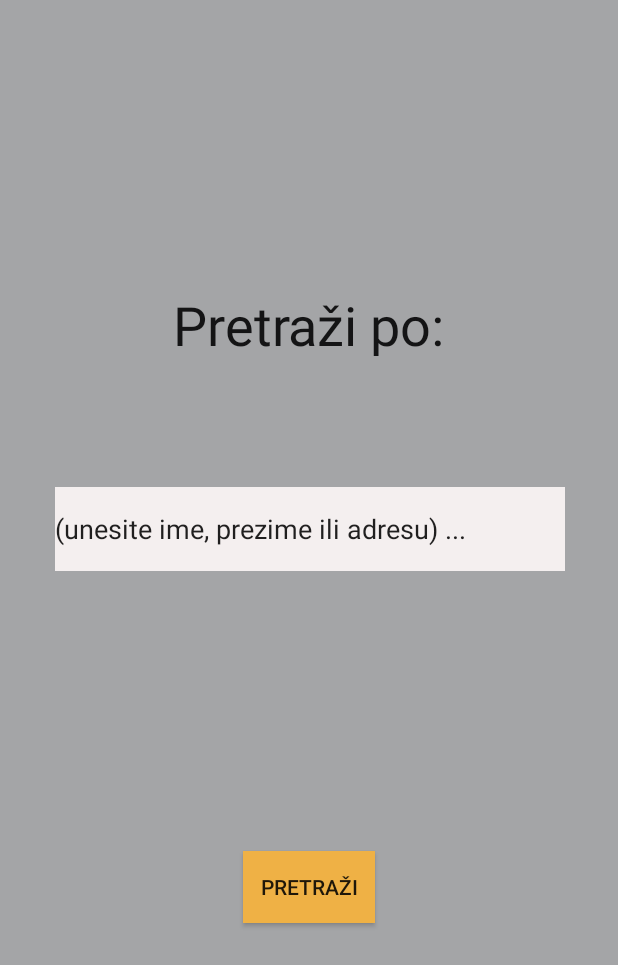
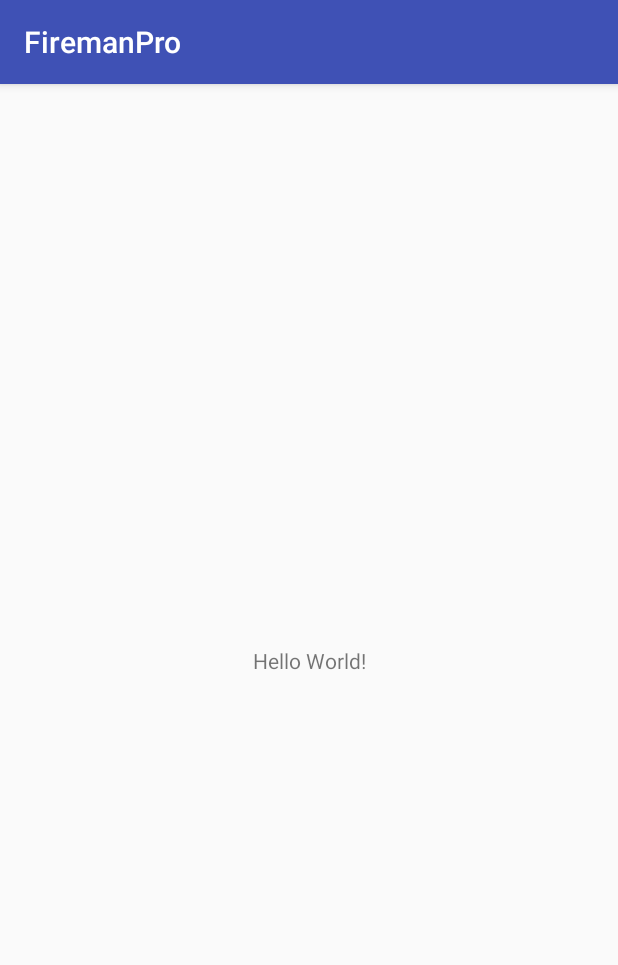
Before and after one commit to zoky001/FiremanPro, an Android app: the screen it shows after launch (MainActivity), on a phone screen of 412 x 824 dp. Shown: the top 965 px of the screen. Run offline under Robolectric (Android 15) with nearby library versions, the phone set to English and light mode, and no system bars.

Commit message:
Revert "Početna aktivnost dodana (za pretragu kuća)"
This reverts commit 823ad8804b321367011f6f065fe78bc45d2e1ef2.

```diff
--- a/FiremanPro/app/src/main/AndroidManifest.xml
+++ b/FiremanPro/app/src/main/AndroidManifest.xml
@@ -8,7 +8,7 @@
         android:label="@string/app_name"
         android:roundIcon="@mipmap/ic_launcher_round"
         android:supportsRtl="true"
-        android:theme="@style/FiremanProTheme">
+        android:theme="@style/AppTheme">
         <activity android:name=".MainActivity">
             <intent-filter>
                 <action android:name="android.intent.action.MAIN" />
@@ -16,7 +16,6 @@
                 <category android:name="android.intent.category.LAUNCHER" />
             </intent-filter>
         </activity>
-        <activity android:name=".SearchingResultsActivity"></activity>
     </application>
 
 </manifest>
--- a/FiremanPro/app/src/main/java/com/project/air/firemanpro/MainActivity.java
+++ b/FiremanPro/app/src/main/java/com/project/air/firemanpro/MainActivity.java
@@ -1,12 +1,7 @@
 package com.project.air.firemanpro;
 
-import android.content.Intent;
 import android.support.v7.app.AppCompatActivity;
 import android.os.Bundle;
-import android.view.View;
-import android.widget.Button;
-
-import butterknife.Bind;
 
 public class MainActivity extends AppCompatActivity {
 
@@ -14,15 +9,5 @@ public class MainActivity extends AppCompatActivity {
     protected void onCreate(Bundle savedInstanceState) {
         super.onCreate(savedInstanceState);
         setContentView(R.layout.activity_main);
-
-        Button search = (Button) findViewById(R.id.buttonSearching);
-
-        search.setOnClickListener(new View.OnClickListener(){
-            @Override
-            public void onClick(View view) {
-                Intent Intent = new Intent(view.getContext(), SearchingResultsActivity.class);
-                view.getContext().startActivity(Intent);
-            }
-        });
     }
 }
--- a/FiremanPro/app/src/main/res/layout/activity_main.xml
+++ b/FiremanPro/app/src/main/res/layout/activity_main.xml
@@ -1,68 +1,18 @@
 <?xml version="1.0" encoding="utf-8"?>
-<android.support.constraint.ConstraintLayout
-    xmlns:android="http://schemas.android.com/apk/res/android"
+<android.support.constraint.ConstraintLayout xmlns:android="http://schemas.android.com/apk/res/android"
     xmlns:app="http://schemas.android.com/apk/res-auto"
     xmlns:tools="http://schemas.android.com/tools"
     android:layout_width="match_parent"
     android:layout_height="match_parent"
-    android:background="@color/colorPrimary">
+    tools:context="com.project.air.firemanpro.MainActivity">
 
     <TextView
-        android:id="@+id/textViewSearch"
-        android:layout_width="207dp"
-        android:layout_height="45dp"
-        android:layout_marginBottom="24dp"
-        android:layout_marginLeft="0dp"
-        android:layout_marginRight="8dp"
-        android:layout_marginTop="10dp"
-        android:text="Pretraži po:"
-        android:textAlignment="center"
-        android:textSize="36dp"
-        android:fontFamily="sans-serif"
-        android:textColor="@color/colorPrimaryDark"
-        app:layout_constraintBottom_toBottomOf="parent"
-        app:layout_constraintHorizontal_bias="0.519"
-        app:layout_constraintLeft_toLeftOf="parent"
-        app:layout_constraintRight_toRightOf="parent"
-        app:layout_constraintTop_toTopOf="parent"
-        app:layout_constraintVertical_bias="0.244">
-    </TextView>
-
-    <EditText
-        android:id="@+id/editTextInput"
-        android:layout_width="340dp"
-        android:layout_height="56dp"
-        android:layout_marginLeft="8dp"
-        android:layout_marginRight="8dp"
-        android:ems="10"
-        android:inputType="text"
-        android:text="(unesite ime, prezime ili adresu) ..."
-        android:background="@color/colorInput"
+        android:layout_width="wrap_content"
+        android:layout_height="wrap_content"
+        android:text="Hello World!"
         app:layout_constraintBottom_toBottomOf="parent"
         app:layout_constraintLeft_toLeftOf="parent"
         app:layout_constraintRight_toRightOf="parent"
-        app:layout_constraintTop_toTopOf="parent"
-        app:layout_constraintVertical_bias="0.423"
-        app:layout_constraintHorizontal_bias="0.513"></EditText>
-
-    <Button
-        android:id="@+id/buttonSearching"
-        android:layout_width="wrap_content"
-        android:layout_height="wrap_content"
-        android:layout_marginBottom="8dp"
-        android:layout_marginLeft="8dp"
-        android:layout_marginRight="8dp"
-        android:layout_marginTop="16dp"
-        android:clickable="true"
-        android:text="PRETRAŽI"
-        android:background="@color/colorButton"
-        app:layout_constraintBottom_toBottomOf="parent"
-        app:layout_constraintLeft_toLeftOf="parent"
-        app:layout_constraintRight_toRightOf="parent"
-        app:layout_constraintTop_toTopOf="parent"
-        app:layout_constraintVertical_bias="0.733">
-
-    </Button>
-
+        app:layout_constraintTop_toTopOf="parent" />
 
 </android.support.constraint.ConstraintLayout>
--- a/FiremanPro/app/src/main/res/values/colors.xml
+++ b/FiremanPro/app/src/main/res/values/colors.xml
@@ -1,8 +1,6 @@
 <?xml version="1.0" encoding="utf-8"?>
 <resources>
-    <color name="colorPrimary">#a4a5a7</color>
-    <color name="colorPrimaryDark">#141415</color>
-    <color name="colorAccent">#131313</color>
-    <color name="colorInput">#f4efef</color>
-    <color name="colorButton">#efb145</color>
+    <color name="colorPrimary">#3F51B5</color>
+    <color name="colorPrimaryDark">#303F9F</color>
+    <color name="colorAccent">#FF4081</color>
 </resources>
--- a/FiremanPro/app/src/main/res/values/styles.xml
+++ b/FiremanPro/app/src/main/res/values/styles.xml
@@ -1,15 +1,11 @@
 <resources>
 
-    <style name="FiremanProTheme" parent="FiremanProTheme.Base"></style>
-        <style name="FiremanProTheme.Base"
-            parent="Theme.AppCompat.Light.DarkActionBar">
-            <item name="windowNoTitle">true</item>
-            <item name="colorPrimary">@color/colorPrimary</item>
-            <item name="colorPrimaryDark">@color/colorPrimaryDark</item>
-            <item name="colorAccent">@color/colorAccent</item>
-            <item name="editTextColor">@color/colorInput</item>
-            <item name="colorButtonNormal">@color/colorButton</item>
+    <!-- Base application theme. -->
+    <style name="AppTheme" parent="Theme.AppCompat.Light.DarkActionBar">
+        <!-- Customize your theme here. -->
+        <item name="colorPrimary">@color/colorPrimary</item>
+        <item name="colorPrimaryDark">@color/colorPrimaryDark</item>
+        <item name="colorAccent">@color/colorAccent</item>
     </style>
 
-
 </resources>
```
Also changed, not shown: FiremanPro/app/build.gradle (+0 -8 lines), FiremanPro/app/src/main/java/com/project/air/firemanpro/DbResult.java (deleted, +0 -42 lines), FiremanPro/app/src/main/java/com/project/air/firemanpro/SearchingResultsActivity.java (deleted, +0 -32 lines), FiremanPro/app/src/main/java/com/project/air/firemanpro/adapters/SearchResultsRecyclerAdapter.java (deleted, +0 -46 lines), FiremanPro/app/src/main/java/com/project/air/firemanpro/helpers/MockDataLoader.java (deleted, +0 -20 lines), FiremanPro/app/src/main/java/com/project/air/firemanpro/viewholders/ResultViewHolder.java (deleted, +0 -47 lines), FiremanPro/app/src/main/res/layout/activity_searching_results.xml (deleted, +0 -26 lines), FiremanPro/app/src/main/res/layout/result_item.xml (deleted, +0 -70 lines).
